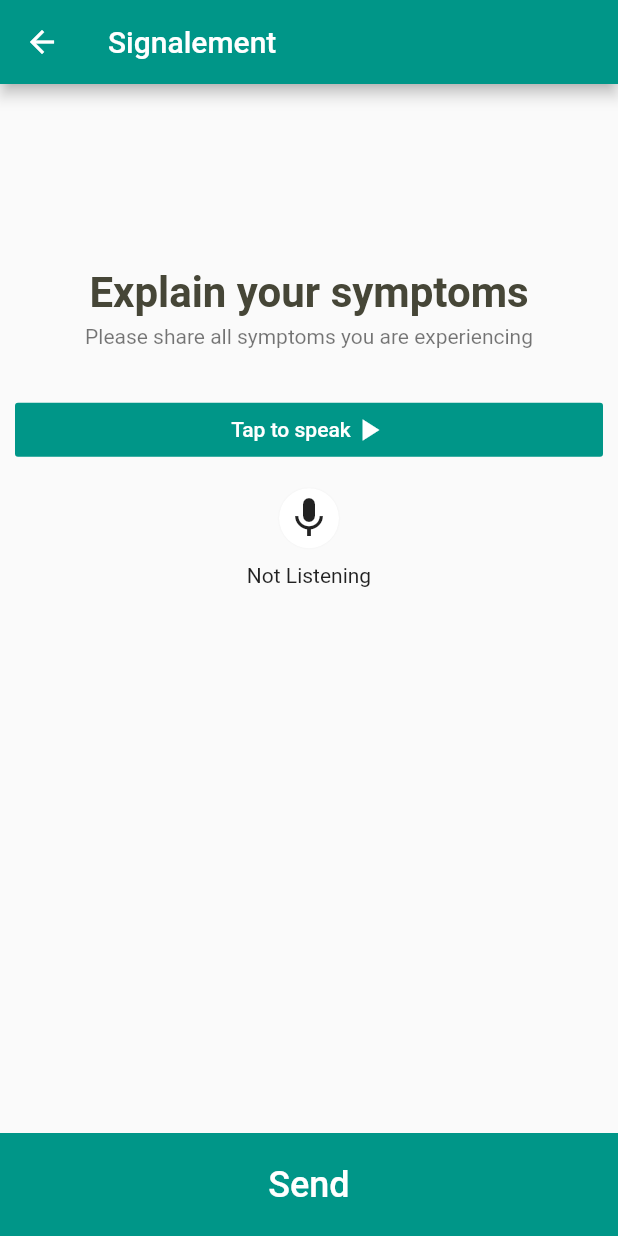
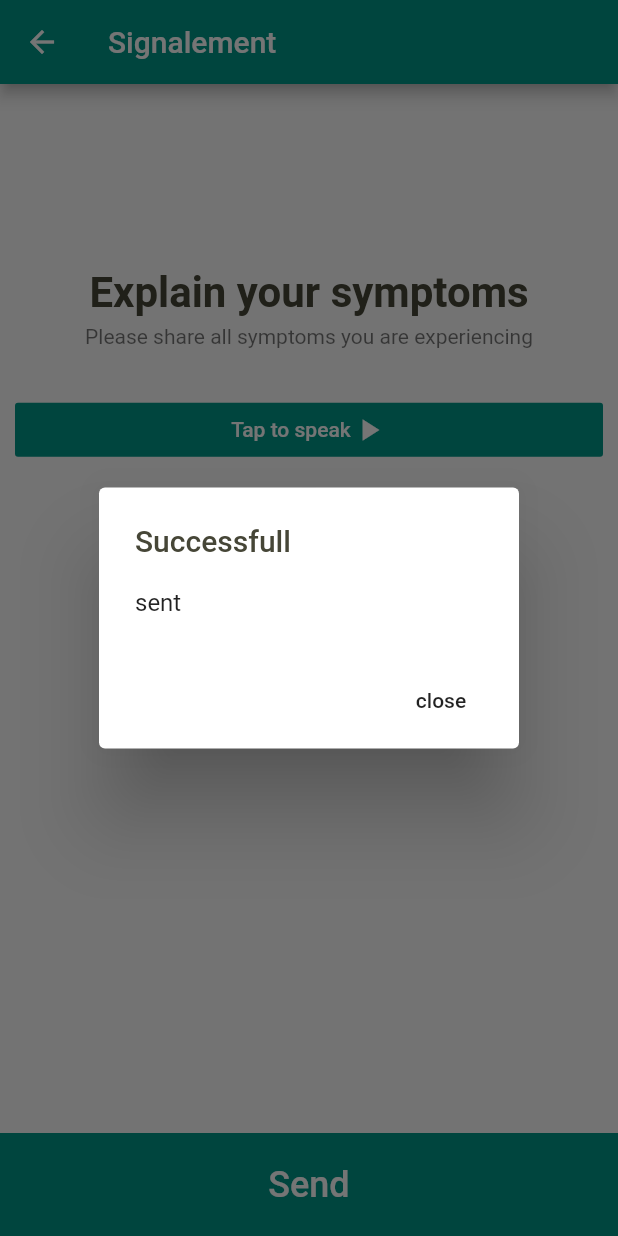
Before and after one commit to Kaody-Builder/covid-19-mobile, a Flutter app: the QuestionnairePage screen opened directly, after a tap on "Send", on a phone screen of 412 x 824 dp. Run offline on Flutter 3.47's test engine with Material 2 defaults, Android fonts, the phone set to English and light mode, and no system bars; our stand-ins replace flutter_map, latlong, location, speech_to_text; missing offline and left inert: map_controller; Roboto replaces fonts that are missing (Arial).

```diff
--- a/lib/Pages/confirmation.dart
+++ b/lib/Pages/confirmation.dart
@@ -130,7 +130,6 @@ class _ConfirmationPage extends State<ConfirmationPage>{
                 child: FlatButton(
                   color: Colors.white,
                   onPressed: (){
-                    nbrMs++;
                     _codenonreceive();
                   },
                   child: Text(
--- a/lib/Pages/questionnaire.dart
+++ b/lib/Pages/questionnaire.dart
@@ -154,7 +154,7 @@ class _QuestionnairePage extends State<QuestionnairePage>{
           child: FlatButton(
             onPressed: (){
               print(lastres);
-              terminate();
+              _success();
             },
             child: Text("Send", style: TextStyle(fontSize: 24, color: Colors.white)),
           ),
@@ -176,7 +176,7 @@ class _QuestionnairePage extends State<QuestionnairePage>{
       }
     }
     else{
-      _errorMessage("Nous avons pas pu se connecter avec votre micro.");
+      _errorMessage("We have a problem .");
     }
   }
 
@@ -198,7 +198,7 @@ class _QuestionnairePage extends State<QuestionnairePage>{
       builder: (BuildContext context) {
         return AlertDialog(
 
-          title: Text("Une erreur s'est produite", style: TextStyle(color: Color(0xFFe74c3c))),
+          title: Text("An error was occured", style: TextStyle(color: Color(0xFF464637))),
           content: SingleChildScrollView(
             child: ListBody(
               children: <Widget>[
@@ -209,6 +209,34 @@ class _QuestionnairePage extends State<QuestionnairePage>{
           actions: <Widget>[
             FlatButton(
               child: Text('Fermer'),
+              onPressed: () {
+                Navigator.of(context).pop();
+              },
+            )
+          ],
+        );
+
+    });
+  }
+
+  Future<void> _success() async {
+    return showDialog<void>(
+      context: context,
+      barrierDismissible: false, // user must tap button!
+      builder: (BuildContext context) {
+        return AlertDialog(
+
+          title: Text("Successfull", style: TextStyle(color: Color(0xFF464637))),
+          content: SingleChildScrollView(
+            child: ListBody(
+              children: <Widget>[
+                Text("sent "),
+              ],
+            ),
+          ),
+          actions: <Widget>[
+            FlatButton(
+              child: Text('close'),
               onPressed: () {
                 Navigator.of(context).pop();
               },
--- a/pubspec.yaml
+++ b/pubspec.yaml
@@ -21,6 +21,9 @@ dependencies:
     sdk: flutter
   speech_to_text: ^2.1.0
   http: any
+  location: ^3.0.2
+  flutter_map: ^0.8.2
+  map_controller: ^0.7.1
   # flutter_sound: ^3.1.0
 
   # The following adds the Cupertino Icons font to your application.
```
Also changed, not shown: lib/Pages/map.dart (added, +137 -0 lines), lib/main.dart (+19 -2 lines), pubspec.lock, 1 other file.
